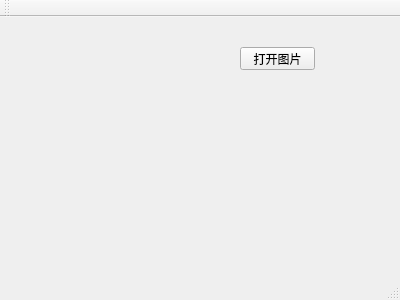
Above: mainwindow.ui from dszhengyu/lj before the change. Below: the same form after it.
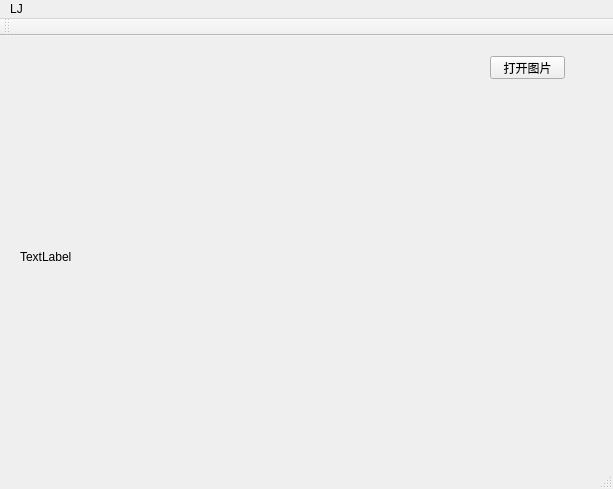
That is the form after the change.

```diff
--- a/mainwindow.ui
+++ b/mainwindow.ui
@@ -6,8 +6,8 @@
    <rect>
     <x>0</x>
     <y>0</y>
-    <width>400</width>
-    <height>300</height>
+    <width>613</width>
+    <height>489</height>
    </rect>
   </property>
   <property name="windowTitle">
@@ -17,8 +17,8 @@
    <widget class="QPushButton" name="pushButton">
     <property name="geometry">
      <rect>
-      <x>240</x>
-      <y>30</y>
+      <x>490</x>
+      <y>20</y>
       <width>75</width>
       <height>23</height>
      </rect>
@@ -27,16 +27,35 @@
      <string>打开图片</string>
     </property>
    </widget>
+   <widget class="QLabel" name="label">
+    <property name="geometry">
+     <rect>
+      <x>20</x>
+      <y>10</y>
+      <width>441</width>
+      <height>421</height>
+     </rect>
+    </property>
+    <property name="text">
+     <string>TextLabel</string>
+    </property>
+   </widget>
   </widget>
   <widget class="QMenuBar" name="menuBar">
    <property name="geometry">
     <rect>
      <x>0</x>
      <y>0</y>
-     <width>400</width>
+     <width>613</width>
      <height>23</height>
     </rect>
    </property>
+   <widget class="QMenu" name="menuLJ">
+    <property name="title">
+     <string>LJ</string>
+    </property>
+   </widget>
+   <addaction name="menuLJ"/>
   </widget>
   <widget class="QToolBar" name="mainToolBar">
    <attribute name="toolBarArea">
```
